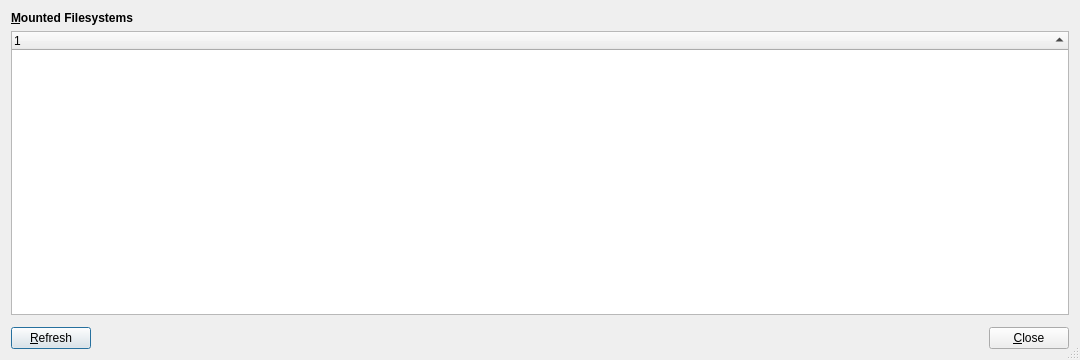
Old version of the form src/filesystems-window.ui in the repository shundhammer/qdirstat.
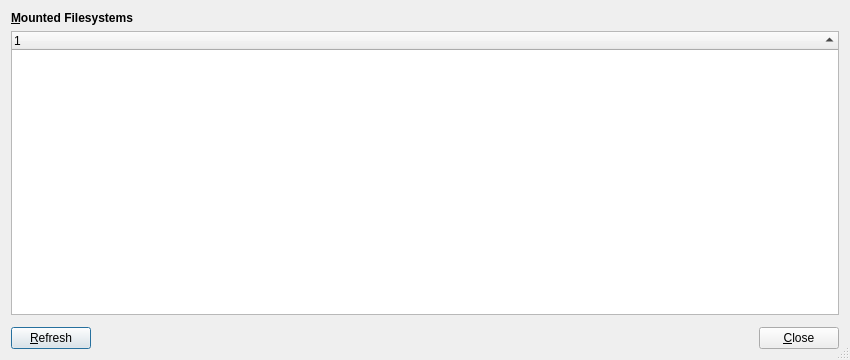
New version of the form. Custom widgets are drawn as their Qt base class.

What changed in the file:
```diff
--- a/src/filesystems-window.ui
+++ b/src/filesystems-window.ui
@@ -6,7 +6,7 @@
    <rect>
     <x>0</x>
     <y>0</y>
-    <width>1080</width>
+    <width>850</width>
     <height>360</height>
    </rect>
   </property>
```
